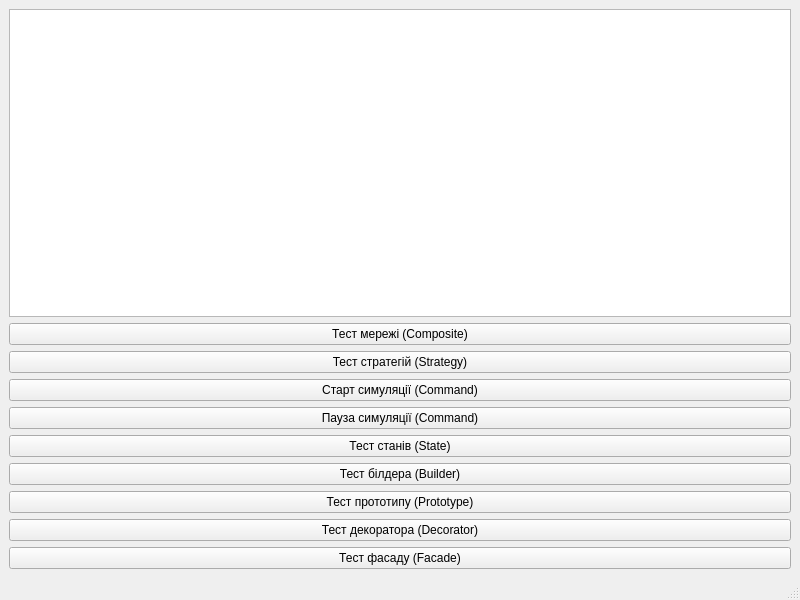
Old version of the form gui/mainwindow.ui in the repository IvanAntonchuk/oop-lab2-network-simulator.
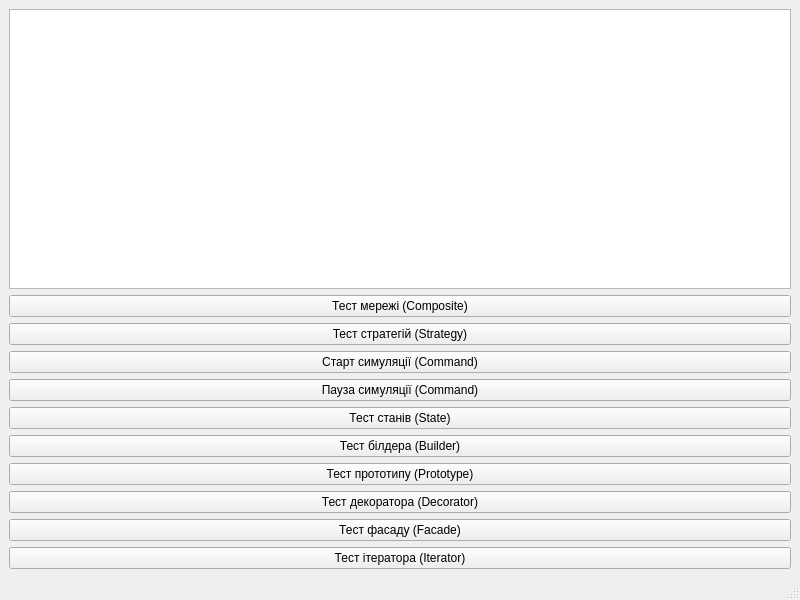
New version of the form.

Commit message: Implement Iterator pattern for network nodes traversal

Patch:
```diff
--- a/gui/mainwindow.ui
+++ b/gui/mainwindow.ui
@@ -85,6 +85,13 @@
       </property>
      </widget>
     </item>
+    <item>
+     <widget class="QPushButton" name="btnTestIterator">
+      <property name="text">
+       <string>Тест ітератора (Iterator)</string>
+      </property>
+     </widget>
+    </item>
    </layout>
   </widget>
   <widget class="QMenuBar" name="menubar">
```
The commit also changes 7 other files.
